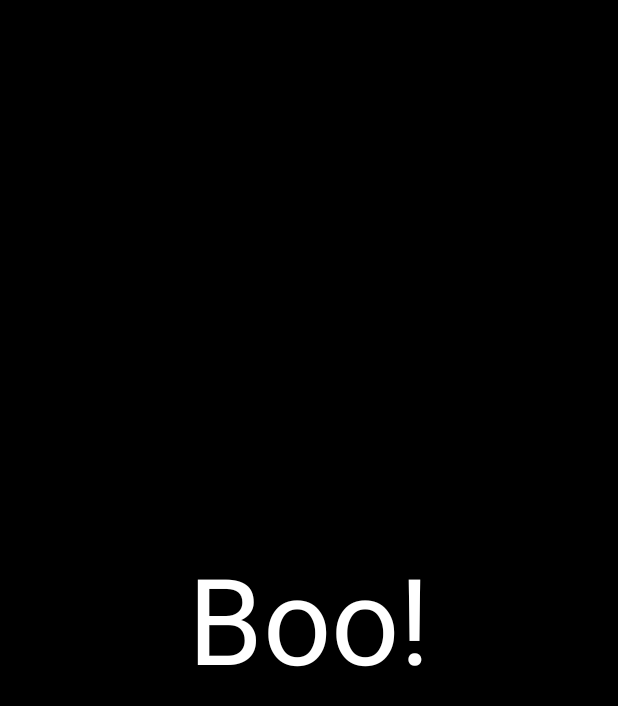
After one commit to auval/AndroidWorkshop, an Android app: the BooActivity screen opened directly, with no data from a screen before it, on a phone screen of 412 x 824 dp. The commit adds this screen. Shown: the top 706 px of the screen. Run offline under Robolectric (Android 15) with nearby library versions, the phone set to English and light mode, and no system bars.

Commit message:
added "boo" activity

```diff
--- /dev/null
+++ b/app/src/main/java/org/shenkar/auval/codesamples/BooActivity.java
@@ -0,0 +1,14 @@
+package org.shenkar.auval.codesamples;
+
+import android.os.Bundle;
+import android.support.v7.app.AppCompatActivity;
+
+public class BooActivity extends AppCompatActivity {
+
+    @Override
+    protected void onCreate(Bundle savedInstanceState) {
+        super.onCreate(savedInstanceState);
+        setContentView(R.layout.activity_boo);
+        getSupportActionBar().hide();
+    }
+}
--- /dev/null
+++ b/app/src/main/res/layout/activity_boo.xml
@@ -0,0 +1,22 @@
+<?xml version="1.0" encoding="utf-8"?>
+<LinearLayout
+    android:id="@+id/activity_boo"
+    xmlns:android="http://schemas.android.com/apk/res/android"
+    xmlns:tools="http://schemas.android.com/tools"
+    android:layout_width="match_parent"
+    android:layout_height="match_parent"
+    android:paddingBottom="@dimen/activity_vertical_margin"
+    android:paddingLeft="@dimen/activity_horizontal_margin"
+    android:paddingRight="@dimen/activity_horizontal_margin"
+    android:background="#000"
+    android:gravity="center"
+    android:paddingTop="@dimen/activity_vertical_margin"
+    tools:context="org.shenkar.auval.codesamples.BooActivity">
+
+    <TextView
+        android:layout_width="wrap_content"
+        android:text="Boo!"
+        android:textColor="#fff"
+        android:textSize="80sp"
+        android:layout_height="wrap_content"/>
+</LinearLayout>
```
Also changed, not shown: app/src/main/AndroidManifest.xml (+6 -4 lines), app/src/main/java/org/shenkar/auval/codesamples/MainActivity.java (+16 -2 lines).
